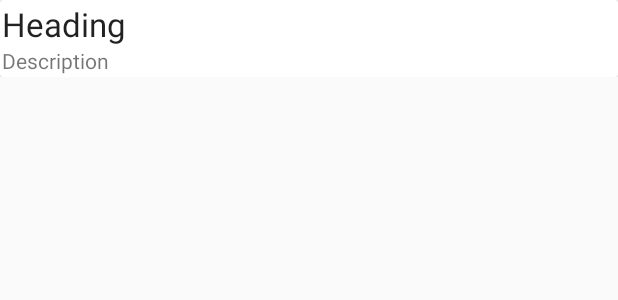
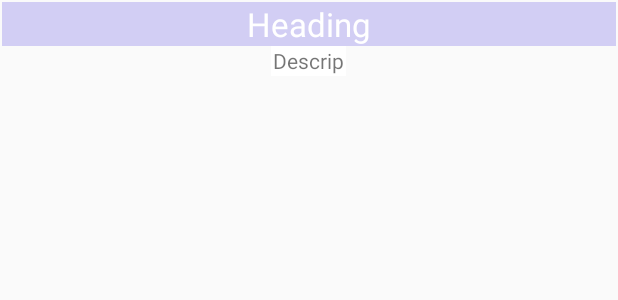
Before and after one commit to Nicolashuet94/HuetPokedexv2, an Android app: the layout list_item.xml on its own in the app's theme, with its tools: preview values and no code run, on a phone screen of 412 x 824 dp. Shown: the top 300 px of the screen. Run offline under Robolectric (Android 15) with nearby library versions, the phone set to English and light mode, and no system bars; network calls fail.

Commit message:
Initial commit

```diff
--- a/app/build.gradle
+++ b/app/build.gradle
@@ -20,6 +20,7 @@ android {
 
 dependencies {
     implementation fileTree(include: ['*.jar'], dir: 'libs')
+    //noinspection GradleCompatible
     implementation 'com.android.support:appcompat-v7:28.0.0'
     implementation 'com.android.support.constraint:constraint-layout:1.1.3'
     testImplementation 'junit:junit:4.12'
--- a/app/src/main/res/layout/list_item.xml
+++ b/app/src/main/res/layout/list_item.xml
@@ -4,10 +4,6 @@
     android:orientation="vertical"
     android:layout_width="match_parent"
     android:layout_height="wrap_content">
-
-    <android.support.v7.widget.CardView
-        android:layout_width="match_parent"
-        android:layout_height="wrap_content">
 
         <LinearLayout
             android:id="@+id/linearLayout"
@@ -19,22 +15,29 @@
             <TextView
                 android:id="@+id/textViewHead"
                 android:text="Heading"
+                android:textSize="22sp"
+                android:textColor="#ffffff"
+                android:background="#33341ed9"
                 android:textAppearance="@style/Base.TextAppearance.AppCompat.Large"
                 android:layout_width="match_parent"
-                android:layout_height="wrap_content" />
+                android:layout_height="wrap_content"
+                android:gravity="center_horizontal"/>
 
             <TextView
                 android:id="@+id/textViewDescription"
                 android:text="Description"
-                android:layout_width="match_parent"
-                android:layout_height="wrap_content" />
+                android:layout_width="50dp"
+                android:layout_height="20dp"
+                android:background="#ffffff"
+                android:gravity="center_horizontal"
+                android:layout_gravity="center_horizontal"/>
 
             <ImageView
-                android:id="@+id/imageView"
-                android:layout_width="match_parent"
-                android:layout_height="match_parent" />
+                android:id="@+id/imageViewPoke"
+                android:layout_width="90dp"
+                android:layout_height="120dp"
+                android:layout_gravity="center_horizontal"/>
 
         </LinearLayout>
-    </android.support.v7.widget.CardView>
 
 </LinearLayout>
```
Also changed, not shown: app/src/main/java/com/example/nihue/huetpokedex/Adapter.java (deleted, +0 -70 lines), app/src/main/java/com/example/nihue/huetpokedex/ListItem.java (+22 -2 lines), app/src/main/java/com/example/nihue/huetpokedex/MainActivity.java (+77 -16 lines), app/src/main/java/com/example/nihue/huetpokedex/SecondActivity.java (+38 -2 lines), app/src/main/res/layout/activity_main.xml (+19 -2 lines), app/src/main/res/layout/activity_second.xml (deleted, +0 -9 lines).
